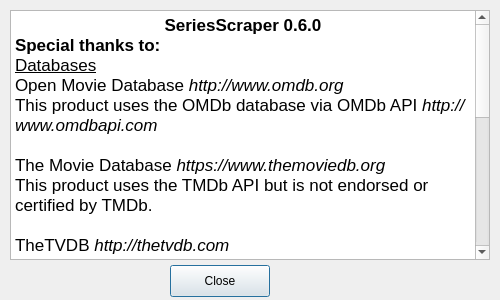
This is SeriesScraper/aboutdialog.ui in martinLutz1/SeriesScraper as Qt 5 draws it before an edit. The edited form follows.
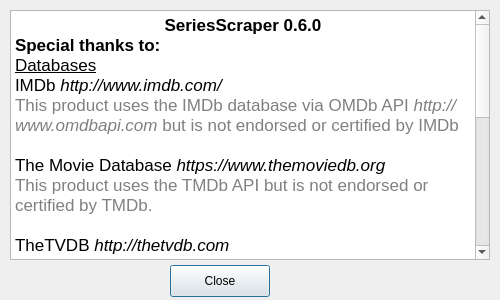
This is the edited form. Icons and pictures are not drawn.

Commit message: Corrected credits for imdb / omdb

```diff
--- a/SeriesScraper/aboutdialog.ui
+++ b/SeriesScraper/aboutdialog.ui
@@ -74,15 +74,15 @@
 &lt;p align=&quot;center&quot; style=&quot; margin-top:0px; margin-bottom:0px; margin-left:0px; margin-right:0px; -qt-block-indent:0; text-indent:0px;&quot;&gt;&lt;span style=&quot; font-family:'.SF NS Text'; font-size:13pt; font-weight:600;&quot;&gt;SeriesScraper 0.6.0&lt;/span&gt;&lt;/p&gt;
 &lt;p style=&quot; margin-top:0px; margin-bottom:0px; margin-left:0px; margin-right:0px; -qt-block-indent:0; text-indent:0px;&quot;&gt;&lt;span style=&quot; font-family:'.SF NS Text'; font-size:13pt; font-weight:600;&quot;&gt;Special thanks to:&lt;/span&gt;&lt;/p&gt;
 &lt;p style=&quot; margin-top:0px; margin-bottom:0px; margin-left:0px; margin-right:0px; -qt-block-indent:0; text-indent:0px;&quot;&gt;&lt;span style=&quot; font-family:'.SF NS Text'; font-size:13pt; text-decoration: underline;&quot;&gt;Databases&lt;/span&gt;&lt;/p&gt;
-&lt;p style=&quot; margin-top:0px; margin-bottom:0px; margin-left:0px; margin-right:0px; -qt-block-indent:0; text-indent:0px;&quot;&gt;&lt;span style=&quot; font-family:'Helvetica'; font-size:13pt;&quot;&gt;Open Movie Database &lt;/span&gt;&lt;span style=&quot; font-family:'Helvetica'; font-size:13pt; font-style:italic;&quot;&gt;http://www.omdb.org&lt;/span&gt;&lt;/p&gt;
-&lt;p style=&quot; margin-top:0px; margin-bottom:0px; margin-left:0px; margin-right:0px; -qt-block-indent:0; text-indent:0px;&quot;&gt;&lt;span style=&quot; font-family:'Helvetica'; font-size:13pt;&quot;&gt;This product uses the OMDb database via OMDb API &lt;/span&gt;&lt;span style=&quot; font-family:'Helvetica'; font-size:13pt; font-style:italic;&quot;&gt;http://www.omdbapi.com&lt;/span&gt;&lt;/p&gt;
+&lt;p style=&quot; margin-top:0px; margin-bottom:0px; margin-left:0px; margin-right:0px; -qt-block-indent:0; text-indent:0px;&quot;&gt;&lt;span style=&quot; font-family:'Helvetica'; font-size:13pt;&quot;&gt;IMDb &lt;/span&gt;&lt;span style=&quot; font-family:'Helvetica'; font-size:13pt; font-style:italic;&quot;&gt;http://www.imdb.com/&lt;/span&gt;&lt;/p&gt;
+&lt;p style=&quot; margin-top:0px; margin-bottom:0px; margin-left:0px; margin-right:0px; -qt-block-indent:0; text-indent:0px;&quot;&gt;&lt;span style=&quot; font-family:'Helvetica'; font-size:13pt; color:#808080;&quot;&gt;This product uses the IMDb database via OMDb API &lt;/span&gt;&lt;span style=&quot; font-family:'Helvetica'; font-size:13pt; font-style:italic; color:#808080;&quot;&gt;http://www.omdbapi.com &lt;/span&gt;&lt;span style=&quot; font-family:'Helvetica'; font-size:13pt; color:#808080;&quot;&gt;but is not endorsed or certified by IMDb&lt;/span&gt;&lt;/p&gt;
 &lt;p style=&quot;-qt-paragraph-type:empty; margin-top:0px; margin-bottom:0px; margin-left:0px; margin-right:0px; -qt-block-indent:0; text-indent:0px; font-family:'Helvetica'; font-size:13pt;&quot;&gt;&lt;br /&gt;&lt;/p&gt;
 &lt;p style=&quot; margin-top:0px; margin-bottom:0px; margin-left:0px; margin-right:0px; -qt-block-indent:0; text-indent:0px;&quot;&gt;&lt;img src=&quot;:/images/application_logos/tmdb.png&quot; style=&quot;float: right;&quot; /&gt;&lt;/p&gt;
 &lt;p style=&quot; margin-top:0px; margin-bottom:0px; margin-left:0px; margin-right:0px; -qt-block-indent:0; text-indent:0px;&quot;&gt;&lt;span style=&quot; font-family:'Helvetica'; font-size:13pt;&quot;&gt;The Movie Database &lt;/span&gt;&lt;span style=&quot; font-family:'Helvetica'; font-size:13pt; font-style:italic;&quot;&gt;https://www.themoviedb.org&lt;/span&gt;&lt;/p&gt;
-&lt;p style=&quot; margin-top:0px; margin-bottom:0px; margin-left:0px; margin-right:0px; -qt-block-indent:0; text-indent:0px;&quot;&gt;&lt;span style=&quot; font-family:'Helvetica'; font-size:13pt;&quot;&gt;This product uses the TMDb API but is not endorsed or certified by TMDb.&lt;/span&gt;&lt;/p&gt;
+&lt;p style=&quot; margin-top:0px; margin-bottom:0px; margin-left:0px; margin-right:0px; -qt-block-indent:0; text-indent:0px;&quot;&gt;&lt;span style=&quot; font-family:'Helvetica'; font-size:13pt; color:#808080;&quot;&gt;This product uses the TMDb API but is not endorsed or certified by TMDb.&lt;/span&gt;&lt;/p&gt;
 &lt;p style=&quot;-qt-paragraph-type:empty; margin-top:0px; margin-bottom:0px; margin-left:0px; margin-right:0px; -qt-block-indent:0; text-indent:0px; font-family:'Helvetica'; font-size:13pt;&quot;&gt;&lt;br /&gt;&lt;/p&gt;
 &lt;p style=&quot; margin-top:0px; margin-bottom:0px; margin-left:0px; margin-right:0px; -qt-block-indent:0; text-indent:0px;&quot;&gt;&lt;span style=&quot; font-family:'Helvetica'; font-size:13pt;&quot;&gt;TheTVDB &lt;/span&gt;&lt;span style=&quot; font-family:'Helvetica'; font-size:13pt; font-style:italic;&quot;&gt;http://thetvdb.com&lt;/span&gt;&lt;/p&gt;
-&lt;p style=&quot; margin-top:0px; margin-bottom:0px; margin-left:0px; margin-right:0px; -qt-block-indent:0; text-indent:0px;&quot;&gt;&lt;span style=&quot; font-family:'Helvetica'; font-size:13pt;&quot;&gt;This product uses TheTVDB REST API v2. Please contribute!&lt;/span&gt;&lt;/p&gt;
+&lt;p style=&quot; margin-top:0px; margin-bottom:0px; margin-left:0px; margin-right:0px; -qt-block-indent:0; text-indent:0px;&quot;&gt;&lt;span style=&quot; font-family:'Helvetica'; font-size:13pt; color:#808080;&quot;&gt;This product uses TheTVDB REST API v2. Please contribute!&lt;/span&gt;&lt;/p&gt;
 &lt;p style=&quot;-qt-paragraph-type:empty; margin-top:0px; margin-bottom:0px; margin-left:0px; margin-right:0px; -qt-block-indent:0; text-indent:0px; font-family:'Helvetica'; font-size:13pt;&quot;&gt;&lt;br /&gt;&lt;/p&gt;
 &lt;p style=&quot; margin-top:0px; margin-bottom:0px; margin-left:0px; margin-right:0px; -qt-block-indent:0; text-indent:0px;&quot;&gt;&lt;span style=&quot; font-family:'.SF NS Text'; font-size:13pt; text-decoration: underline;&quot;&gt;Icons&lt;/span&gt;&lt;/p&gt;
 &lt;p style=&quot; margin-top:0px; margin-bottom:0px; margin-left:0px; margin-right:0px; -qt-block-indent:0; text-indent:0px;&quot;&gt;&lt;span style=&quot; font-family:'.SF NS Text'; font-size:13pt;&quot;&gt;Paomedia &lt;/span&gt;&lt;span style=&quot; font-family:'.SF NS Text'; font-size:13pt; font-style:italic;&quot;&gt;https://www.iconfinder.com/iconsets/small-n-flat&lt;/span&gt;&lt;/p&gt;
```
